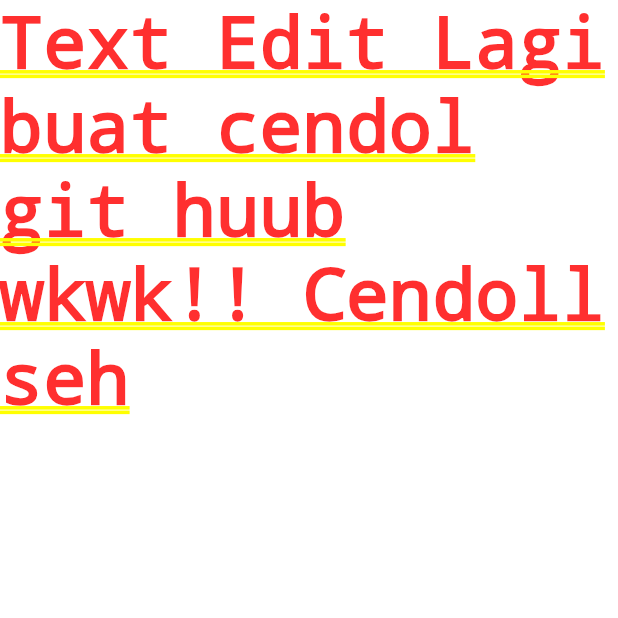
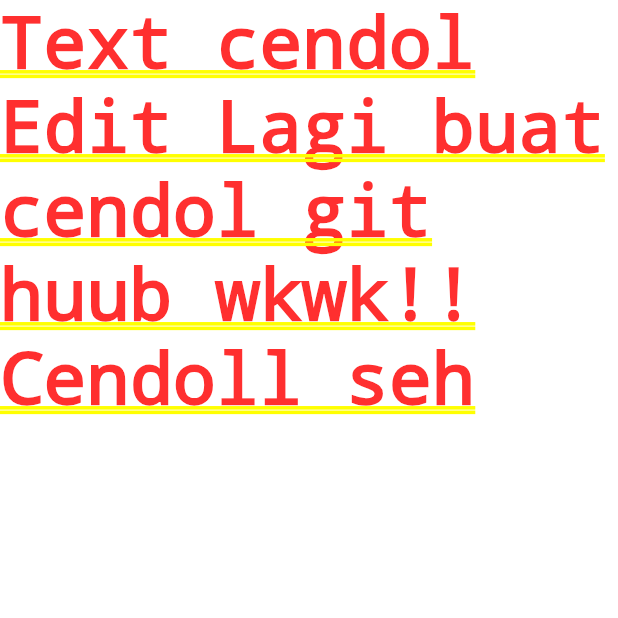
Before and after one commit to fadillaoegi/Dil-findKoss, a Flutter app: the screen it shows after launch, on a phone screen of 412 x 824 dp, the top half of it. Run offline on Flutter 3.47's test engine with Material 2 defaults, Android fonts, the light colour scheme and no system bars.

Commit message:
Update Cendol

```diff
--- a/lib/main.dart
+++ b/lib/main.dart
@@ -13,6 +13,6 @@ class MyApp extends StatelessWidget {
         theme: ThemeData(
           primarySwatch: Colors.blue,
         ),
-        home: Text("Text Edit Lagi buat cendol git huub wkwk!! Cendoll seh"));
+        home: Text("Text cendol Edit Lagi buat cendol git huub wkwk!! Cendoll seh"));
   }
 }
```
